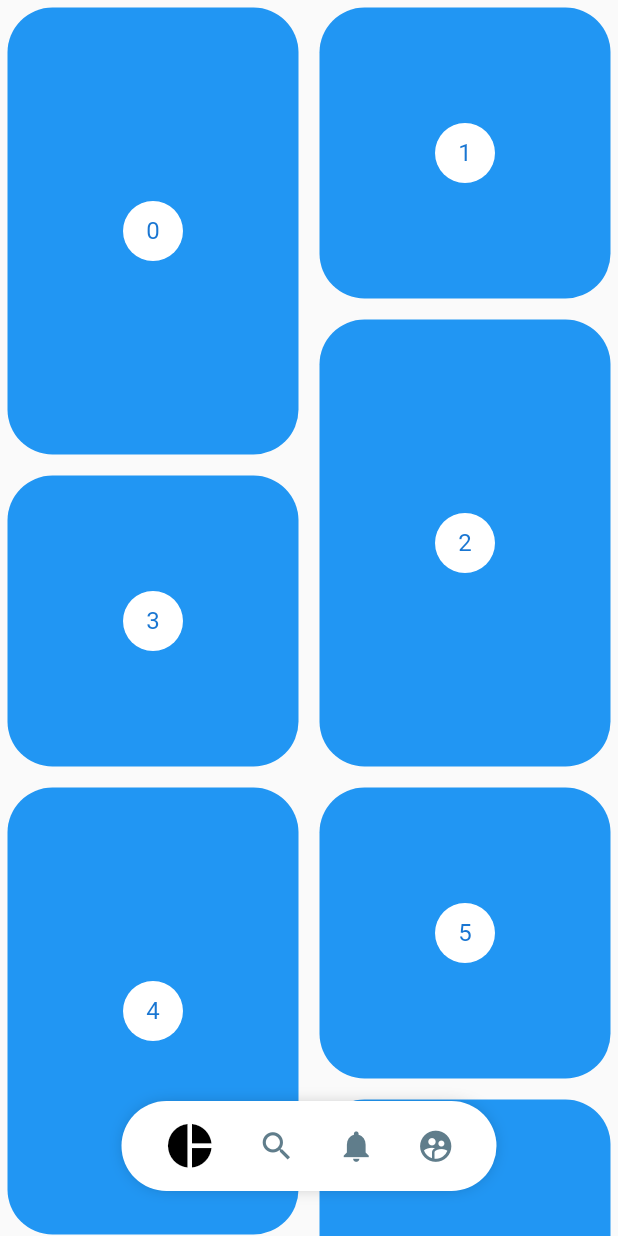
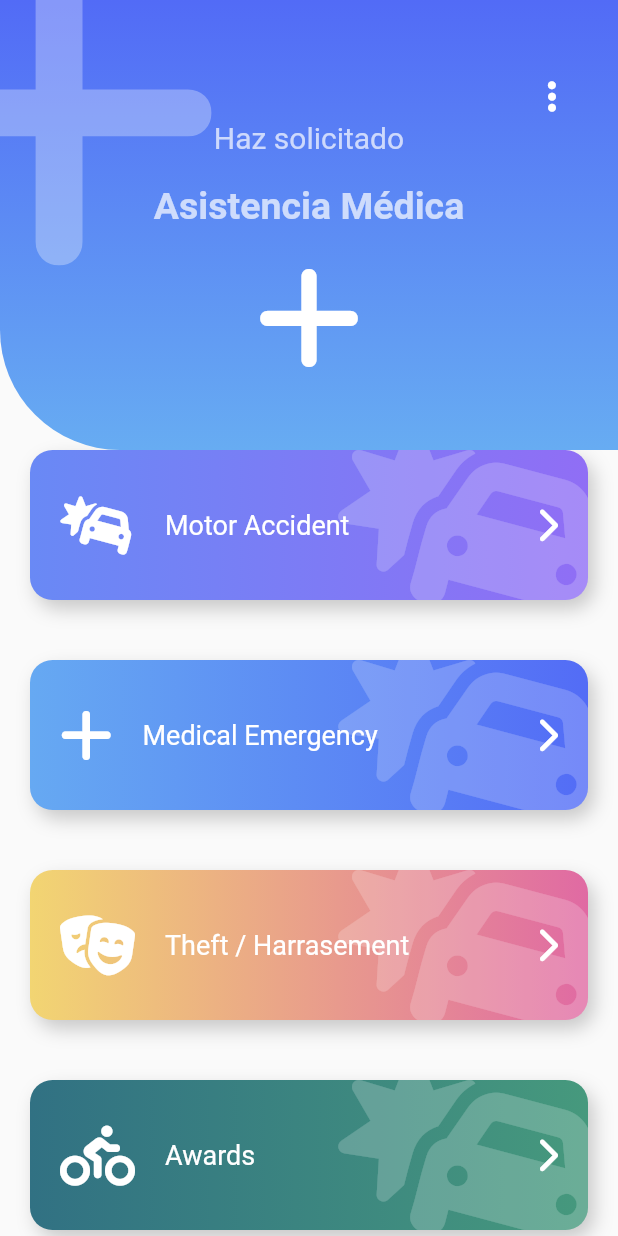
Before and after one commit to martinpelli/flutter_designs_app, a Flutter app: the screen it shows after launch, on a phone screen of 412 x 824 dp. Run offline on Flutter 3.47's test engine with Material 2 defaults, Android fonts, the light colour scheme and no system bars; our stand-ins replace animate_do, flutter_svg, font_awesome_flutter.

Commit message:
emergency design

```diff
--- a/lib/main.dart
+++ b/lib/main.dart
@@ -1,5 +1,5 @@
 import 'package:flutter/material.dart';
-import 'package:flutter_designs_app/src/pages/pinterest_page.dart';
+import 'package:flutter_designs_app/src/pages/emergency_page.dart';
 
 //import 'src/pages/slideshow_page.dart';
 
@@ -10,6 +10,6 @@ class MyApp extends StatelessWidget {
 
   @override
   Widget build(BuildContext context) {
-    return const MaterialApp(debugShowCheckedModeBanner: false, title: 'Designs App', home: PinterestPage());
+    return MaterialApp(debugShowCheckedModeBanner: false, title: 'Designs App', home: EmergencyPage());
   }
 }
--- /dev/null
+++ b/lib/src/pages/emergency_page.dart
@@ -0,0 +1,76 @@
+import 'package:animate_do/animate_do.dart';
+import 'package:flutter/material.dart';
+import 'package:flutter_designs_app/widgets/button_card.dart';
+import 'package:flutter_designs_app/widgets/headers.dart';
+import 'package:font_awesome_flutter/font_awesome_flutter.dart';
+
+class EmergencyPage extends StatelessWidget {
+  EmergencyPage({super.key});
+
+  final items = [
+    FadeInLeft(
+        child:
+            ButtonCard(icon: FontAwesomeIcons.carBurst, text: 'Motor Accident', primaryColor: Color(0xff6989F5), secondaryColor: Color(0xff906EF5))),
+    FadeInLeft(
+        child:
+            ButtonCard(icon: FontAwesomeIcons.plus, text: 'Medical Emergency', primaryColor: Color(0xff66A9F2), secondaryColor: Color(0xff536CF6))),
+    FadeInLeft(
+        child: ButtonCard(
+            icon: FontAwesomeIcons.masksTheater, text: 'Theft / Harrasement', primaryColor: Color(0xffF2D572), secondaryColor: Color(0xffE06AA3))),
+    FadeInLeft(
+        child: ButtonCard(icon: FontAwesomeIcons.personBiking, text: 'Awards', primaryColor: Color(0xff317183), secondaryColor: Color(0xff46997D))),
+    FadeInLeft(
+        child:
+            ButtonCard(icon: FontAwesomeIcons.carBurst, text: 'Motor Accident', primaryColor: Color(0xff6989F5), secondaryColor: Color(0xff906EF5))),
+    FadeInLeft(
+        child:
+            ButtonCard(icon: FontAwesomeIcons.plus, text: 'Medical Emergency', primaryColor: Color(0xff66A9F2), secondaryColor: Color(0xff536CF6))),
+    FadeInLeft(
+        child: ButtonCard(
+            icon: FontAwesomeIcons.masksTheater, text: 'Theft / Harrasement', primaryColor: Color(0xffF2D572), secondaryColor: Color(0xffE06AA3))),
+    FadeInLeft(
+        child: ButtonCard(icon: FontAwesomeIcons.personBiking, text: 'Awards', primaryColor: Color(0xff317183), secondaryColor: Color(0xff46997D))),
+    FadeInLeft(
+        child:
+            ButtonCard(icon: FontAwesomeIcons.carBurst, text: 'Motor Accident', primaryColor: Color(0xff6989F5), secondaryColor: Color(0xff906EF5))),
+    FadeInLeft(
+        child:
+            ButtonCard(icon: FontAwesomeIcons.plus, text: 'Medical Emergency', primaryColor: Color(0xff66A9F2), secondaryColor: Color(0xff536CF6))),
+    FadeInLeft(
+        child: ButtonCard(
+            icon: FontAwesomeIcons.masksTheater, text: 'Theft / Harrasement', primaryColor: Color(0xffF2D572), secondaryColor: Color(0xffE06AA3))),
+    FadeInLeft(
+        child: ButtonCard(icon: FontAwesomeIcons.personBiking, text: 'Awards', primaryColor: Color(0xff317183), secondaryColor: Color(0xff46997D))),
+  ];
+
+  @override
+  Widget build(BuildContext context) {
+    return Scaffold(
+        body: Stack(
+      children: [
+        Container(
+          margin: const EdgeInsets.only(top: 200),
+          child: ListView(physics: const BouncingScrollPhysics(), children: [const SizedBox(height: 80), ...items]),
+        ),
+        const _PageHeader()
+      ],
+    ));
+  }
+}
+
+class _PageHeader extends StatelessWidget {
+  const _PageHeader({
+    Key? key,
+  }) : super(key: key);
+
+  @override
+  Widget build(BuildContext context) {
+    return IconHeader(
+      icon: FontAwesomeIcons.plus,
+      title: 'Haz solicitado',
+      subTitle: 'Asistencia Médica',
+      primaryColor: Color(0xff526BF6),
+      secondaryColor: Color(0xff67ACF2),
+    );
+  }
+}
--- /dev/null
+++ b/lib/widgets/button_card.dart
@@ -0,0 +1,77 @@
+import 'package:flutter/material.dart';
+import 'package:font_awesome_flutter/font_awesome_flutter.dart';
+
+class ButtonCard extends StatelessWidget {
+  final IconData icon;
+  final String text;
+  final Color primaryColor;
+  final Color secondaryColor;
+  final void Function()? onPressed;
+
+  const ButtonCard({super.key, required this.icon, required this.text, required this.primaryColor, required this.secondaryColor, this.onPressed});
+
+  @override
+  Widget build(BuildContext context) {
+    return GestureDetector(
+      onTap: onPressed,
+      child: Stack(
+        children: [
+          _ButtonCardBackground(primaryColor: primaryColor, secondaryColor: secondaryColor),
+          Row(
+            mainAxisAlignment: MainAxisAlignment.center,
+            children: [
+              const SizedBox(height: 140, width: 40),
+              FaIcon(icon, color: Colors.white, size: 40),
+              const SizedBox(width: 20),
+              Expanded(
+                child: Text(
+                  text,
+                  style: const TextStyle(color: Colors.white, fontSize: 18),
+                ),
+              ),
+              const FaIcon(FontAwesomeIcons.chevronRight, color: Colors.white),
+              const SizedBox(width: 40),
+            ],
+          )
+        ],
+      ),
+    );
+  }
+}
+
+class _ButtonCardBackground extends StatelessWidget {
+  final Color primaryColor;
+  final Color secondaryColor;
+
+  const _ButtonCardBackground({
+    Key? key,
+    required this.primaryColor,
+    required this.secondaryColor,
+  }) : super(key: key);
+
+  @override
+  Widget build(BuildContext context) {
+    return Container(
+      width: double.infinity,
+      height: 100,
+      margin: const EdgeInsets.all(20),
+      decoration: BoxDecoration(
+          boxShadow: [BoxShadow(color: Colors.black.withOpacity(0.2), offset: const Offset(4, 6), blurRadius: 10)],
+          borderRadius: BorderRadius.circular(15),
+          gradient: LinearGradient(colors: [primaryColor, secondaryColor])),
+      child: ClipRRect(
+        borderRadius: BorderRadius.circular(15),
+        child: Stack(children: [
+          Positioned(
+              right: -20,
+              top: -20,
+              child: FaIcon(
+                FontAwesomeIcons.carBurst,
+                color: Colors.white.withOpacity(0.2),
+                size: 150,
+              ))
+        ]),
+      ),
+    );
+  }
+}
--- a/lib/widgets/headers.dart
+++ b/lib/widgets/headers.dart
@@ -1,4 +1,5 @@
 import 'package:flutter/material.dart';
+import 'package:font_awesome_flutter/font_awesome_flutter.dart';
 
 class HeaderSquare extends StatelessWidget {
   const HeaderSquare({super.key});
@@ -265,3 +266,82 @@ class _HeaderWaveGradientPainter extends CustomPainter {
     return true;
   }
 }
+
+class IconHeader extends StatelessWidget {
+  final IconData icon;
+  final String title;
+  final String subTitle;
+  final Color primaryColor;
+  final Color secondaryColor;
+
+  const IconHeader(
+      {super.key,
+      required this.icon,
+      required this.title,
+      required this.subTitle,
+      this.primaryColor = Colors.blue,
+      this.secondaryColor = Colors.blueGrey});
+
+  @override
+  Widget build(BuildContext context) {
+    final Color whiteColor = Colors.white.withOpacity(0.7);
+
+    return Stack(
+      children: [
+        _IconHeaderBackground(
+          primaryColor: primaryColor,
+          secondaryColor: secondaryColor,
+        ),
+        Positioned(
+            right: 0,
+            top: 40,
+            child: RawMaterialButton(
+                onPressed: () {}, shape: const CircleBorder(), child: const FaIcon(FontAwesomeIcons.ellipsisVertical, color: Colors.white))),
+        Positioned(
+            top: -50,
+            left: -70,
+            child: FaIcon(
+              icon,
+              size: 250,
+              color: Colors.white.withOpacity(0.3),
+            )),
+        Column(
+          children: [
+            const SizedBox(height: 80, width: double.infinity),
+            Text(title, style: TextStyle(fontSize: 20, color: whiteColor)),
+            const SizedBox(height: 20),
+            Text(subTitle, style: TextStyle(fontSize: 25, color: whiteColor, fontWeight: FontWeight.bold)),
+            const SizedBox(height: 20),
+            FaIcon(
+              icon,
+              size: 80,
+              color: Colors.white,
+            )
+          ],
+        )
+      ],
+    );
+  }
+}
+
+class _IconHeaderBackground extends StatelessWidget {
+  final Color primaryColor;
+  final Color secondaryColor;
+
+  const _IconHeaderBackground({
+    Key? key,
+    required this.primaryColor,
+    required this.secondaryColor,
+  }) : super(key: key);
+
+  @override
+  Widget build(BuildContext context) {
+    return Container(
+      width: double.infinity,
+      height: 300,
+      decoration: BoxDecoration(
+          borderRadius: const BorderRadius.only(bottomLeft: Radius.circular(80)),
+          gradient: LinearGradient(colors: [primaryColor, secondaryColor], begin: Alignment.topCenter, end: Alignment.bottomCenter)),
+    );
+  }
+}
--- a/pubspec.yaml
+++ b/pubspec.yaml
@@ -29,11 +29,13 @@ environment:
 # the latest version available on pub.dev. To see which dependencies have newer
 # versions available, run `flutter pub outdated`.
 dependencies:
+  animate_do: ^2.1.0
   cupertino_icons: ^1.0.2
   flutter:
     sdk: flutter
   flutter_staggered_grid_view: ^0.6.2
   flutter_svg: ^1.1.5
+  font_awesome_flutter: ^10.2.1
   provider: ^6.0.4
 
 dev_dependencies:
```
